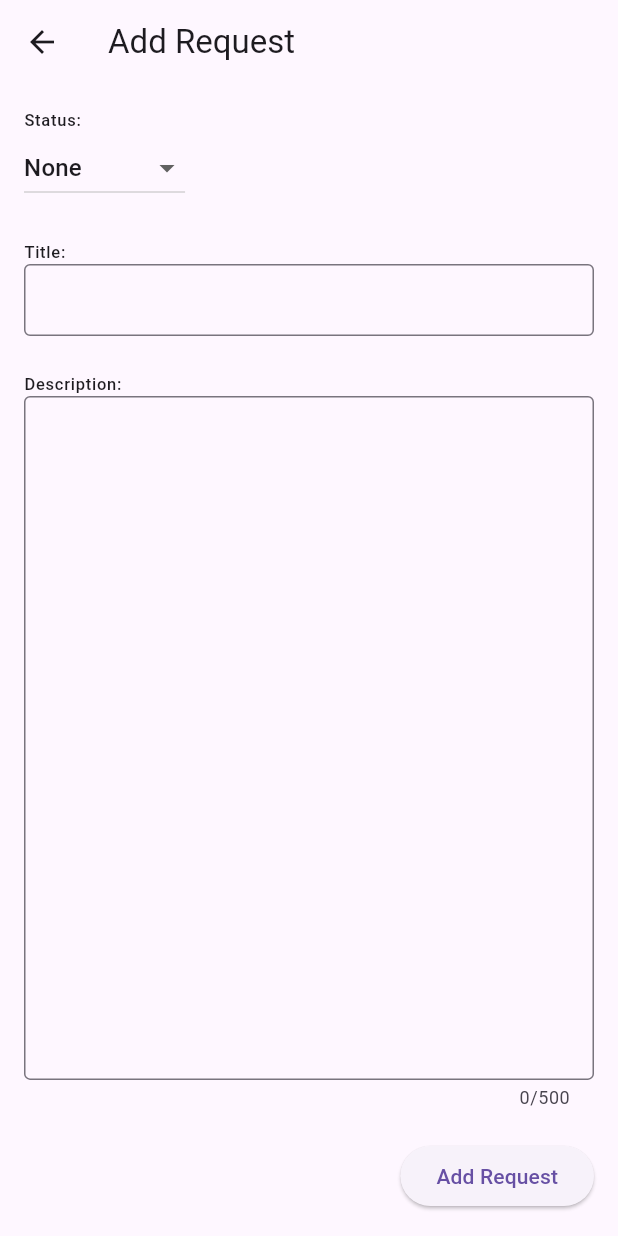
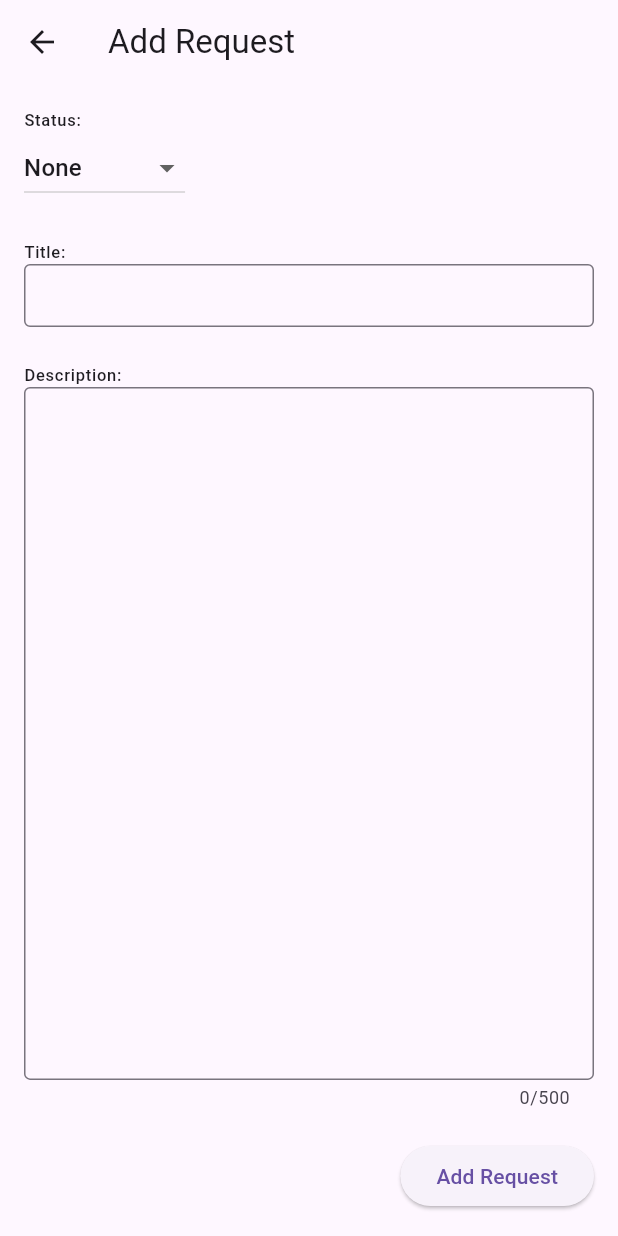
Before and after one commit to callmephil/flutter_request_kit, a Flutter app: the screen it shows after launch, after a tap on the "add" icon, on a phone screen of 412 x 824 dp. Run offline on Flutter 3.47's test engine with Material 3 defaults, Android fonts, the phone set to English and light mode, and no system bars.

Commit message:
themeing should be set on the material app level

```diff
--- a/example/lib/main.dart
+++ b/example/lib/main.dart
@@ -20,6 +20,7 @@ class RequestApp extends StatelessWidget {
           border: OutlineInputBorder(
             borderRadius: BorderRadius.all(Radius.circular(4)),
           ),
+          constraints: BoxConstraints(maxHeight: 42),
           contentPadding: EdgeInsets.symmetric(horizontal: 12),
         ),
         iconButtonTheme: IconButtonThemeData(
@@ -27,7 +28,6 @@ class RequestApp extends StatelessWidget {
             shape: RoundedRectangleBorder(
               borderRadius: BorderRadius.circular(4),
             ),
-            // backgroundColor: Colors.blue,
             iconSize: 24,
           ),
         ),
--- a/lib/src/extension/provider_extensions.dart
+++ b/lib/src/extension/provider_extensions.dart
@@ -2,17 +2,9 @@ import 'package:flutter/material.dart';
 import 'package:flutter_request_kit/src/i18n/i18n.dart';
 import 'package:flutter_request_kit/src/i18n/i18n_enum.dart';
 import 'package:flutter_request_kit/src/i18n/localization_provider.dart';
-import 'package:flutter_request_kit/src/theme/custom_theme_provider.dart';
 
 extension ProviderExtensions on BuildContext {
-  ThemeData get theme {
-    final customTheme = CustomThemeProvider.of(this);
-    if (customTheme == null) {
-      return Theme.of(this);
-    }
-
-    return customTheme.themeData;
-  }
+  ThemeData get theme => Theme.of(this);
 
   I18n get locale {
     final locale = LocalizationProvider.of(this);
--- a/lib/src/theme/custom_theme.dart
+++ b/lib/src/theme/custom_theme.dart
@@ -8,7 +8,6 @@ class RequestCustomTheme {
   const RequestCustomTheme._();
 
   static final defaultTheme = ThemeData(
-    primarySwatch: Colors.blue,
     extensions: const [
       RequestStatusPillTheme(),
       RequestVotingBoxTheme(),
--- a/lib/src/widgets/components/search_field.dart
+++ b/lib/src/widgets/components/search_field.dart
@@ -31,6 +31,10 @@ class SearchField extends StatelessWidget {
               Expanded(
                 child: TextField(
                   onChanged: onSearchChanged,
+                  decoration: InputDecoration(
+                    hintText: context.locale.search_request,
+                    suffixIcon: const Icon(Icons.search),
+                  ),
                 ),
               ),
               const SizedBox(width: RequestSizes.s4),
```
Also changed, not shown: lib/src/theme/custom_theme_provider.dart (deleted, +0 -19 lines).
